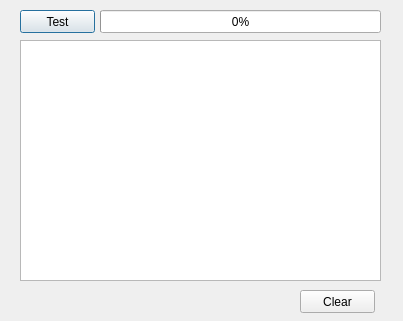
Before: the Qt Designer form src/archiver.ui in tylermchenry/email_archiver, drawn with Qt 5.
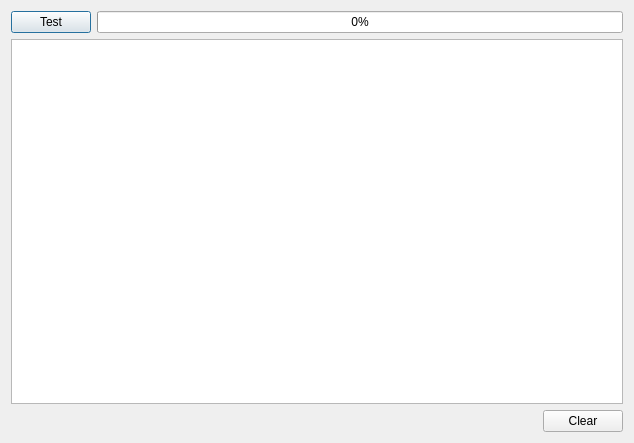
After: the same form once the commit is applied.

Commit message: Apply layouts so that the form is elegantly resizable

```diff
--- a/src/archiver.ui
+++ b/src/archiver.ui
@@ -6,48 +6,34 @@
    <rect>
     <x>0</x>
     <y>0</y>
-    <width>403</width>
-    <height>321</height>
+    <width>634</width>
+    <height>443</height>
    </rect>
   </property>
   <property name="windowTitle">
    <string>Email Archiver</string>
   </property>
+  <layout class="QVBoxLayout" name="verticalLayout">
+   <item>
+    <layout class="QHBoxLayout" name="horizontalLayout_3">
+     <item>
   <widget class="QPushButton" name="btnTest">
-   <property name="geometry">
-    <rect>
-     <x>20</x>
-     <y>10</y>
-     <width>75</width>
-     <height>23</height>
-    </rect>
-   </property>
    <property name="text">
     <string>Test</string>
    </property>
   </widget>
+     </item>
+     <item>
   <widget class="QProgressBar" name="prbProcessing">
-   <property name="geometry">
-    <rect>
-     <x>100</x>
-     <y>10</y>
-     <width>281</width>
-     <height>23</height>
-    </rect>
-   </property>
    <property name="value">
     <number>0</number>
    </property>
   </widget>
+     </item>
+    </layout>
+   </item>
+   <item>
   <widget class="QTableView" name="tblMessages">
-   <property name="geometry">
-    <rect>
-     <x>20</x>
-     <y>40</y>
-     <width>361</width>
-     <height>241</height>
-    </rect>
-   </property>
    <property name="showGrid">
     <bool>true</bool>
    </property>
@@ -61,19 +47,37 @@
     <bool>false</bool>
    </property>
   </widget>
+   </item>
+   <item>
+    <layout class="QHBoxLayout" name="horizontalLayout_4">
+     <item>
+      <spacer name="horizontalSpacer">
+       <property name="orientation">
+        <enum>Qt::Horizontal</enum>
+       </property>
+       <property name="sizeHint" stdset="0">
+        <size>
+         <width>40</width>
+         <height>20</height>
+        </size>
+       </property>
+      </spacer>
+     </item>
+     <item>
   <widget class="QPushButton" name="btnClear">
-   <property name="geometry">
-    <rect>
-     <x>300</x>
-     <y>290</y>
-     <width>75</width>
-     <height>23</height>
-    </rect>
-   </property>
    <property name="text">
     <string>Clear</string>
    </property>
   </widget>
+     </item>
+    </layout>
+   </item>
+  </layout>
+  <zorder>tblMessages</zorder>
+  <zorder>horizontalSpacer</zorder>
+  <zorder>horizontalLayoutWidget</zorder>
+  <zorder>horizontalSpacer</zorder>
+  <zorder>horizontalLayoutWidget_2</zorder>
  </widget>
  <layoutdefault spacing="6" margin="11"/>
  <resources/>
```
Lines whose indentation alone changed are shown as unchanged.
